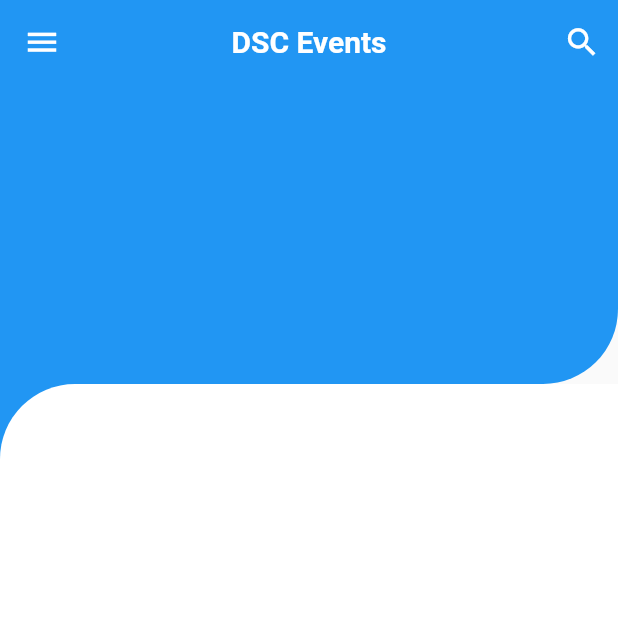
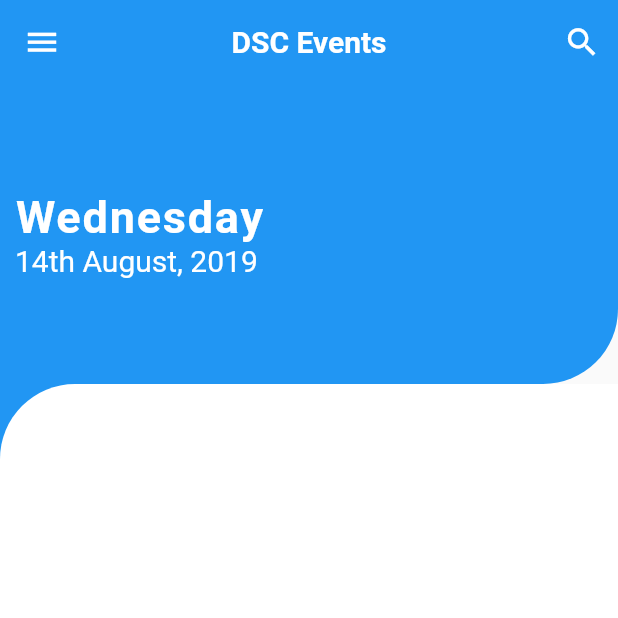
Before and after one commit to pratikstemkar/Events_App, a Flutter app: the screen it shows after launch, on a phone screen of 412 x 824 dp, the top half of it. Run offline on Flutter 3.47's test engine with Material 2 defaults, Android fonts, the light colour scheme and no system bars.

Commit message:
Date Widget Added.

```diff
--- a/lib/screens/home_screen.dart
+++ b/lib/screens/home_screen.dart
@@ -1,3 +1,4 @@
+import 'package:events_app/widgets/date_widget.dart';
 import 'package:flutter/material.dart';
 
 class HomeScreen extends StatefulWidget {
@@ -45,6 +46,14 @@ class _HomeScreenState extends State<HomeScreen> {
                 bottomRight: Radius.circular(50.0),
               ),
             ),
+            child: Column(
+              children: <Widget>[
+                SizedBox(
+                  height: 50.0,
+                ),
+                DateWidget(),
+              ],
+            ),
           ),
           Expanded(
             child: Container(
--- /dev/null
+++ b/lib/widgets/date_widget.dart
@@ -0,0 +1,40 @@
+import 'package:flutter/material.dart';
+
+class DateWidget extends StatefulWidget {
+  @override
+  _DateWidgetState createState() => _DateWidgetState();
+}
+
+class _DateWidgetState extends State<DateWidget> {
+  @override
+  Widget build(BuildContext context) {
+    return Container(
+      height: 100.0,
+      child: Padding(
+        padding: const EdgeInsets.all(10.0),
+        child: Column(
+          mainAxisAlignment: MainAxisAlignment.center,
+          crossAxisAlignment: CrossAxisAlignment.stretch,
+          children: <Widget>[
+            Text(
+              'Wednesday',
+              style: TextStyle(
+                fontSize: 30.0,
+                fontWeight: FontWeight.w600,
+                letterSpacing: 1.2,
+                color: Colors.white,
+              ),
+            ),
+            Text(
+              '14th August, 2019',
+              style: TextStyle(
+                color: Colors.white,
+                fontSize: 20.0,
+              ),
+            ),
+          ],
+        ),
+      ),
+    );
+  }
+}
```
